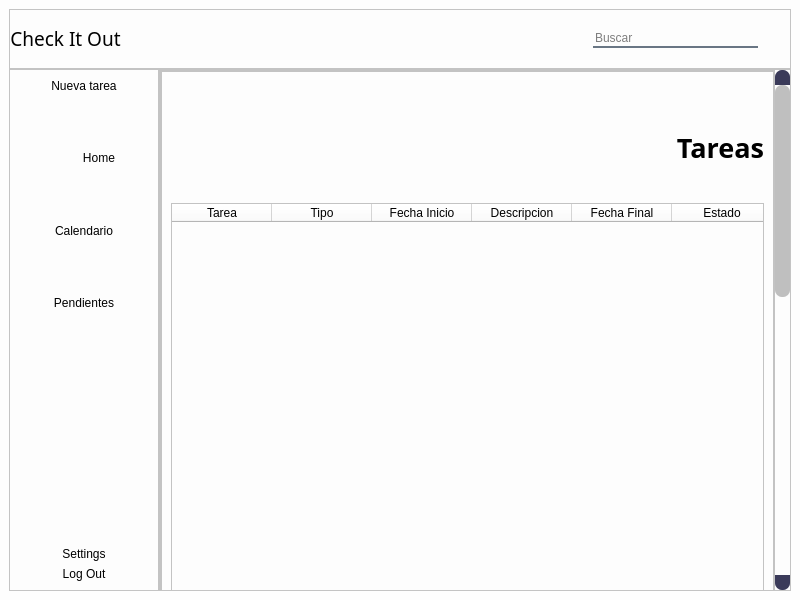
This is Check_it_out.ui in DanielCarracedo/Check-it-out as Qt 5 draws it before an edit. The edited form follows.
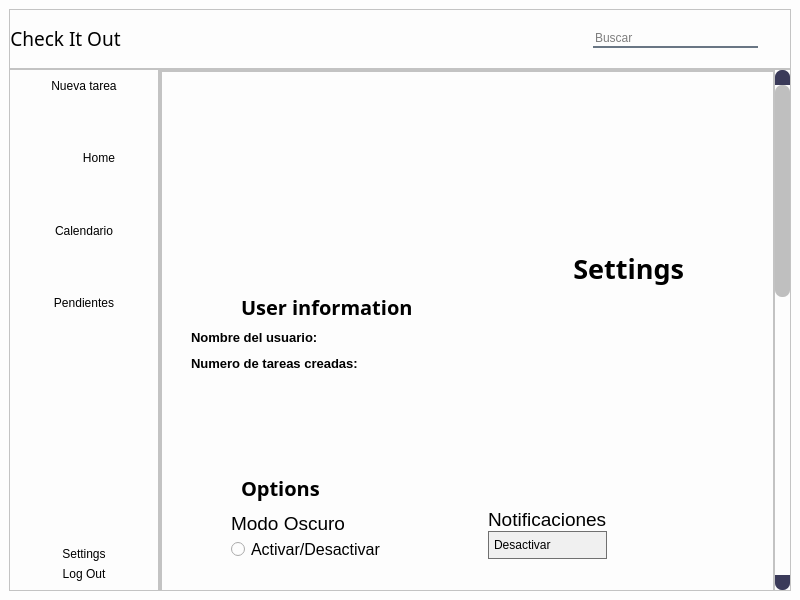
This is the edited form. The open tabs and pages were chosen to show the change. Icons and pictures are not drawn.

Diff of the .ui file:
```diff
--- a/Check_it_out.ui
+++ b/Check_it_out.ui
@@ -73,7 +73,7 @@
   </property>
   <widget class="QWidget" name="centralwidget">
    <property name="styleSheet">
-    <string notr="true">background-color: rgb(253, 253, 253);</string>
+    <string notr="true">background-color: rgb(253, 253, 253)</string>
    </property>
    <layout class="QHBoxLayout" name="horizontalLayout_2">
     <item>
@@ -173,7 +173,8 @@
              <property name="styleSheet">
               <string notr="true">background-color: rgba(0, 0,  0, 0);
 border: none;
-border-bottom: 2px solid rgba(105, 118, 132, 255);
+border-bottom: 2px solid rgba(105, 118, 132, 255); 
+
 </string>
              </property>
              <property name="placeholderText">
@@ -497,7 +498,7 @@
            <property name="geometry">
             <rect>
              <x>0</x>
-             <y>0</y>
+             <y>-81</y>
              <width>611</width>
              <height>1200</height>
             </rect>
@@ -563,31 +564,31 @@
                   <number>0</number>
                  </property>
                  <widget class="QWidget" name="Principal">
-                  <layout class="QHBoxLayout" name="horizontalLayout_8">
-                   <property name="spacing">
-                    <number>0</number>
-                   </property>
-                   <property name="leftMargin">
-                    <number>0</number>
-                   </property>
-                   <property name="topMargin">
-                    <number>0</number>
-                   </property>
-                   <property name="rightMargin">
-                    <number>0</number>
-                   </property>
-                   <property name="bottomMargin">
-                    <number>0</number>
-                   </property>
-                   <item>
-                    <widget class="QFrame" name="frame_5">
-                     <property name="frameShape">
-                      <enum>QFrame::StyledPanel</enum>
-                     </property>
-                     <property name="frameShadow">
-                      <enum>QFrame::Raised</enum>
-                     </property>
                      <layout class="QVBoxLayout" name="verticalLayout_6">
+                   <property name="spacing">
+                    <number>0</number>
+                   </property>
+                   <property name="leftMargin">
+                    <number>0</number>
+                   </property>
+                   <property name="topMargin">
+                    <number>0</number>
+                   </property>
+                   <property name="rightMargin">
+                    <number>0</number>
+                   </property>
+                   <property name="bottomMargin">
+                    <number>0</number>
+                   </property>
+                   <item>
+                    <widget class="QFrame" name="frame_5">
+                     <property name="frameShape">
+                      <enum>QFrame::StyledPanel</enum>
+                     </property>
+                     <property name="frameShadow">
+                      <enum>QFrame::Raised</enum>
+                     </property>
+                     <layout class="QVBoxLayout" name="verticalLayout_28">
                       <item>
                        <spacer name="verticalSpacer_6">
                         <property name="orientation">
@@ -684,8 +685,16 @@
                             <string>Estado</string>
                            </property>
                           </column>
+                          <column>
+                           <property name="text">
+                            <string>Eliminar</string>
+                           </property>
+                          </column>
                          </widget>
                         </item>
+                        <item>
+                         <layout class="QHBoxLayout" name="horizontalLayout_22"/>
+                        </item>
                        </layout>
                       </item>
                       <item>
@@ -792,6 +801,27 @@
                             <height>10002</height>
                            </size>
                           </property>
+                          <property name="styleSheet">
+                           <string notr="true">QCalendarWidget QAbstractItemView {
+    background-color: #ffffff; /* Cambia el color del fondo de la parte superior */
+    selection-background-color: #3498db; /* Cambia el color de fondo de la selección */
+    font-family: &quot;Lucida Calligraphy&quot;, cursive; /* Cambia el tipo de fuente del texto */
+}
+
+QCalendarWidget QWidget#qt_calendar_navigationbar {
+    background-color: #3498db; /* Cambia el color de fondo de la parte superior */
+    color: #ffffff; /* Cambia el color del texto */
+    font-family: &quot;Lucida Calligraphy&quot;, cursive; /* Cambia el tipo de fuente del texto */
+    font-size: 20px; /* Cambia el tamaño de la fuente */
+}
+
+QCalendarWidget QToolButton {
+
+    background-color: #3498db; /* Cambia el color de fondo de los botones */
+    border: none; /* Elimina el borde de los botones */
+    font-family: &quot;Lucida Calligraphy&quot;, cursive; /* Cambia el tipo de fuente del texto */
+}</string>
+                          </property>
                          </widget>
                         </item>
                        </layout>
@@ -971,7 +1001,7 @@
                      <property name="frameShadow">
                       <enum>QFrame::Raised</enum>
                      </property>
-                     <layout class="QVBoxLayout" name="verticalLayout_20">
+                     <layout class="QVBoxLayout" name="verticalLayout_18">
                       <item>
                        <spacer name="verticalSpacer_16">
                         <property name="orientation">
@@ -986,10 +1016,6 @@
                        </spacer>
                       </item>
                       <item>
-                       <layout class="QVBoxLayout" name="verticalLayout_19">
-                        <item>
-                         <layout class="QVBoxLayout" name="verticalLayout_18">
-                          <item>
                            <widget class="QLabel" name="label_10">
                             <property name="font">
                              <font>
@@ -1007,31 +1033,15 @@
                             </property>
                            </widget>
                           </item>
-                          <item>
-                           <spacer name="verticalSpacer_14">
-                            <property name="orientation">
-                             <enum>Qt::Vertical</enum>
-                            </property>
-                            <property name="sizeHint" stdset="0">
-                             <size>
-                              <width>20</width>
-                              <height>40</height>
-                             </size>
-                            </property>
-                           </spacer>
-                          </item>
                           <item>
                            <layout class="QVBoxLayout" name="verticalLayout_17">
-                            <property name="spacing">
-                             <number>0</number>
-                            </property>
                             <item>
-                             <layout class="QVBoxLayout" name="verticalLayout_16">
+                         <layout class="QVBoxLayout" name="verticalLayout_15">
                               <property name="spacing">
                                <number>0</number>
                               </property>
                               <item>
-                               <layout class="QHBoxLayout" name="horizontalLayout_11">
+                           <layout class="QHBoxLayout" name="horizontalLayout_12">
                                 <item>
                                  <layout class="QVBoxLayout" name="verticalLayout_11">
                                   <item>
@@ -1079,11 +1089,7 @@
                                    </widget>
                                   </item>
                                   <item>
-                                   <widget class="QDateEdit" name="F_Inicio">
-                                    <property name="styleSheet">
-                                     <string notr="true"/>
-                                    </property>
-                                   </widget>
+                               <widget class="QDateTimeEdit" name="F_Inicio"/>
                                   </item>
                                  </layout>
                                 </item>
@@ -1175,7 +1181,7 @@
                                </layout>
                               </item>
                               <item>
-                               <layout class="QHBoxLayout" name="horizontalLayout_12">
+                           <layout class="QHBoxLayout" name="horizontalLayout_11">
                                 <item>
                                  <layout class="QVBoxLayout" name="verticalLayout_14">
                                   <item>
@@ -1186,7 +1192,7 @@
                                    </widget>
                                   </item>
                                   <item>
-                                   <widget class="QDateEdit" name="F_Fin"/>
+                               <widget class="QDateTimeEdit" name="F_Fin"/>
                                   </item>
                                  </layout>
                                 </item>
@@ -1203,13 +1209,12 @@
                                   </property>
                                  </spacer>
                                 </item>
+                           </layout>
+                          </item>
+                         </layout>
+                        </item>
                                 <item>
-                                 <layout class="QVBoxLayout" name="verticalLayout_15"/>
-                                </item>
-                               </layout>
-                              </item>
-                             </layout>
-                            </item>
+                         <layout class="QVBoxLayout" name="verticalLayout_16">
                             <item>
                              <widget class="QLabel" name="label_8">
                               <property name="text">
@@ -1231,6 +1236,19 @@
                           </item>
                          </layout>
                         </item>
+                      <item>
+                       <spacer name="verticalSpacer_14">
+                        <property name="orientation">
+                         <enum>Qt::Vertical</enum>
+                        </property>
+                        <property name="sizeHint" stdset="0">
+                         <size>
+                          <width>579</width>
+                          <height>13</height>
+                         </size>
+                        </property>
+                       </spacer>
+                      </item>
                         <item>
                          <spacer name="verticalSpacer_15">
                           <property name="orientation">
@@ -1238,8 +1256,8 @@
                           </property>
                           <property name="sizeHint" stdset="0">
                            <size>
-                            <width>20</width>
-                            <height>40</height>
+                          <width>581</width>
+                          <height>13</height>
                            </size>
                           </property>
                          </spacer>
@@ -1305,8 +1323,6 @@
                           </item>
                          </layout>
                         </item>
-                       </layout>
-                      </item>
                       <item>
                        <spacer name="verticalSpacer_17">
                         <property name="orientation">
@@ -1325,6 +1341,508 @@
                    </item>
                   </layout>
                  </widget>
+                 <widget class="QWidget" name="Settings_2">
+                  <layout class="QHBoxLayout" name="horizontalLayout_14">
+                   <property name="spacing">
+                    <number>0</number>
+                   </property>
+                   <property name="leftMargin">
+                    <number>0</number>
+                   </property>
+                   <property name="topMargin">
+                    <number>0</number>
+                   </property>
+                   <property name="rightMargin">
+                    <number>0</number>
+                   </property>
+                   <property name="bottomMargin">
+                    <number>0</number>
+                   </property>
+                   <item>
+                    <widget class="QFrame" name="frame_8">
+                     <property name="frameShape">
+                      <enum>QFrame::StyledPanel</enum>
+                     </property>
+                     <property name="frameShadow">
+                      <enum>QFrame::Raised</enum>
+                     </property>
+                     <layout class="QVBoxLayout" name="verticalLayout_27">
+                      <item>
+                       <spacer name="verticalSpacer_24">
+                        <property name="orientation">
+                         <enum>Qt::Vertical</enum>
+                        </property>
+                        <property name="sizeHint" stdset="0">
+                         <size>
+                          <width>20</width>
+                          <height>121</height>
+                         </size>
+                        </property>
+                       </spacer>
+                      </item>
+                      <item>
+                       <layout class="QVBoxLayout" name="verticalLayout_26">
+                        <item>
+                         <layout class="QHBoxLayout" name="horizontalLayout_21">
+                          <item>
+                           <widget class="QLabel" name="label_19">
+                            <property name="font">
+                             <font>
+                              <family>Lucida Calligraphy</family>
+                              <pointsize>20</pointsize>
+                              <weight>75</weight>
+                              <bold>true</bold>
+                             </font>
+                            </property>
+                            <property name="text">
+                             <string>Settings</string>
+                            </property>
+                            <property name="alignment">
+                             <set>Qt::AlignRight|Qt::AlignTop|Qt::AlignTrailing</set>
+                            </property>
+                           </widget>
+                          </item>
+                          <item>
+                           <spacer name="horizontalSpacer_13">
+                            <property name="orientation">
+                             <enum>Qt::Horizontal</enum>
+                            </property>
+                            <property name="sizeType">
+                             <enum>QSizePolicy::Maximum</enum>
+                            </property>
+                            <property name="sizeHint" stdset="0">
+                             <size>
+                              <width>80</width>
+                              <height>20</height>
+                             </size>
+                            </property>
+                           </spacer>
+                          </item>
+                         </layout>
+                        </item>
+                        <item>
+                         <layout class="QVBoxLayout" name="verticalLayout_25">
+                          <item>
+                           <layout class="QHBoxLayout" name="horizontalLayout_20">
+                            <item>
+                             <spacer name="horizontalSpacer_14">
+                              <property name="orientation">
+                               <enum>Qt::Horizontal</enum>
+                              </property>
+                              <property name="sizeType">
+                               <enum>QSizePolicy::Maximum</enum>
+                              </property>
+                              <property name="sizeHint" stdset="0">
+                               <size>
+                                <width>70</width>
+                                <height>20</height>
+                               </size>
+                              </property>
+                             </spacer>
+                            </item>
+                            <item>
+                             <widget class="QLabel" name="label_13">
+                              <property name="font">
+                               <font>
+                                <family>Lucida Calligraphy</family>
+                                <pointsize>15</pointsize>
+                                <weight>75</weight>
+                                <bold>true</bold>
+                               </font>
+                              </property>
+                              <property name="text">
+                               <string>User information</string>
+                              </property>
+                              <property name="margin">
+                               <number>0</number>
+                              </property>
+                             </widget>
+                            </item>
+                           </layout>
+                          </item>
+                          <item>
+                           <layout class="QHBoxLayout" name="horizontalLayout_19">
+                            <item>
+                             <spacer name="horizontalSpacer_11">
+                              <property name="orientation">
+                               <enum>Qt::Horizontal</enum>
+                              </property>
+                              <property name="sizeType">
+                               <enum>QSizePolicy::Maximum</enum>
+                              </property>
+                              <property name="sizeHint" stdset="0">
+                               <size>
+                                <width>20</width>
+                                <height>13</height>
+                               </size>
+                              </property>
+                             </spacer>
+                            </item>
+                            <item>
+                             <layout class="QVBoxLayout" name="verticalLayout_22">
+                              <item>
+                               <layout class="QHBoxLayout" name="horizontalLayout_16">
+                                <item>
+                                 <widget class="QLabel" name="label_14">
+                                  <property name="minimumSize">
+                                   <size>
+                                    <width>10</width>
+                                    <height>0</height>
+                                   </size>
+                                  </property>
+                                  <property name="maximumSize">
+                                   <size>
+                                    <width>130</width>
+                                    <height>16777215</height>
+                                   </size>
+                                  </property>
+                                  <property name="font">
+                                   <font>
+                                    <pointsize>10</pointsize>
+                                    <weight>75</weight>
+                                    <bold>true</bold>
+                                    <kerning>false</kerning>
+                                   </font>
+                                  </property>
+                                  <property name="text">
+                                   <string>Nombre del usuario:</string>
+                                  </property>
+                                 </widget>
+                                </item>
+                                <item>
+                                 <spacer name="horizontalSpacer_9">
+                                  <property name="orientation">
+                                   <enum>Qt::Horizontal</enum>
+                                  </property>
+                                  <property name="sizeType">
+                                   <enum>QSizePolicy::Maximum</enum>
+                                  </property>
+                                  <property name="sizeHint" stdset="0">
+                                   <size>
+                                    <width>25</width>
+                                    <height>20</height>
+                                   </size>
+                                  </property>
+                                 </spacer>
+                                </item>
+                                <item>
+                                 <widget class="QLabel" name="label_16">
+                                  <property name="font">
+                                   <font>
+                                    <pointsize>10</pointsize>
+                                   </font>
+                                  </property>
+                                  <property name="text">
+                                   <string/>
+                                  </property>
+                                 </widget>
+                                </item>
+                               </layout>
+                              </item>
+                              <item>
+                               <layout class="QHBoxLayout" name="horizontalLayout_15">
+                                <item>
+                                 <widget class="QLabel" name="label_15">
+                                  <property name="font">
+                                   <font>
+                                    <pointsize>10</pointsize>
+                                    <weight>75</weight>
+                                    <bold>true</bold>
+                                    <kerning>false</kerning>
+                                   </font>
+                                  </property>
+                                  <property name="text">
+                                   <string>Numero de tareas creadas:</string>
+                                  </property>
+                                 </widget>
+                                </item>
+                                <item>
+                                 <spacer name="horizontalSpacer_10">
+                                  <property name="orientation">
+                                   <enum>Qt::Horizontal</enum>
+                                  </property>
+                                  <property name="sizeType">
+                                   <enum>QSizePolicy::Minimum</enum>
+                                  </property>
+                                  <property name="sizeHint" stdset="0">
+                                   <size>
+                                    <width>25</width>
+                                    <height>20</height>
+                                   </size>
+                                  </property>
+                                 </spacer>
+                                </item>
+                                <item>
+                                 <widget class="QLabel" name="label_17">
+                                  <property name="font">
+                                   <font>
+                                    <pointsize>10</pointsize>
+                                   </font>
+                                  </property>
+                                  <property name="text">
+                                   <string/>
+                                  </property>
+                                 </widget>
+                                </item>
+                               </layout>
+                              </item>
+                             </layout>
+                            </item>
+                            <item>
+                             <spacer name="horizontalSpacer_12">
+                              <property name="orientation">
+                               <enum>Qt::Horizontal</enum>
+                              </property>
+                              <property name="sizeHint" stdset="0">
+                               <size>
+                                <width>40</width>
+                                <height>20</height>
+                               </size>
+                              </property>
+                             </spacer>
+                            </item>
+                           </layout>
+                          </item>
+                          <item>
+                           <spacer name="verticalSpacer_21">
+                            <property name="orientation">
+                             <enum>Qt::Vertical</enum>
+                            </property>
+                            <property name="sizeHint" stdset="0">
+                             <size>
+                              <width>20</width>
+                              <height>95</height>
+                             </size>
+                            </property>
+                           </spacer>
+                          </item>
+                         </layout>
+                        </item>
+                        <item>
+                         <layout class="QVBoxLayout" name="verticalLayout_24">
+                          <item>
+                           <layout class="QHBoxLayout" name="horizontalLayout_17">
+                            <item>
+                             <spacer name="horizontalSpacer_15">
+                              <property name="orientation">
+                               <enum>Qt::Horizontal</enum>
+                              </property>
+                              <property name="sizeType">
+                               <enum>QSizePolicy::Maximum</enum>
+                              </property>
+                              <property name="sizeHint" stdset="0">
+                               <size>
+                                <width>70</width>
+                                <height>20</height>
+                               </size>
+                              </property>
+                             </spacer>
+                            </item>
+                            <item>
+                             <widget class="QLabel" name="label_18">
+                              <property name="font">
+                               <font>
+                                <family>Lucida Calligraphy</family>
+                                <pointsize>15</pointsize>
+                                <weight>75</weight>
+                                <bold>true</bold>
+                               </font>
+                              </property>
+                              <property name="text">
+                               <string>Options</string>
+                              </property>
+                             </widget>
+                            </item>
+                           </layout>
+                          </item>
+                          <item>
+                           <layout class="QVBoxLayout" name="verticalLayout_23">
+                            <item>
+                             <layout class="QHBoxLayout" name="horizontalLayout_18">
+                              <property name="spacing">
+                               <number>0</number>
+                              </property>
+                              <item>
+                               <spacer name="horizontalSpacer_6">
+                                <property name="orientation">
+                                 <enum>Qt::Horizontal</enum>
+                                </property>
+                                <property name="sizeType">
+                                 <enum>QSizePolicy::Minimum</enum>
+                                </property>
+                                <property name="sizeHint" stdset="0">
+                                 <size>
+                                  <width>60</width>
+                                  <height>20</height>
+                                 </size>
+                                </property>
+                               </spacer>
+                              </item>
+                              <item>
+                               <layout class="QVBoxLayout" name="verticalLayout_19">
+                                <property name="spacing">
+                                 <number>0</number>
+                                </property>
+                                <item>
+                                 <widget class="QLabel" name="label_6">
+                                  <property name="font">
+                                   <font>
+                                    <pointsize>14</pointsize>
+                                   </font>
+                                  </property>
+                                  <property name="text">
+                                   <string>Modo Oscuro</string>
+                                  </property>
+                                 </widget>
+                                </item>
+                                <item>
+                                 <widget class="QRadioButton" name="Oscuro">
+                                  <property name="font">
+                                   <font>
+                                    <pointsize>12</pointsize>
+                                   </font>
+                                  </property>
+                                  <property name="text">
+                                   <string>Activar/Desactivar</string>
+                                  </property>
+                                 </widget>
+                                </item>
+                               </layout>
+                              </item>
+                              <item>
+                               <spacer name="horizontalSpacer_7">
+                                <property name="orientation">
+                                 <enum>Qt::Horizontal</enum>
+                                </property>
+                                <property name="sizeType">
+                                 <enum>QSizePolicy::Maximum</enum>
+                                </property>
+                                <property name="sizeHint" stdset="0">
+                                 <size>
+                                  <width>150</width>
+                                  <height>20</height>
+                                 </size>
+                                </property>
+                               </spacer>
+                              </item>
+                              <item>
+                               <layout class="QVBoxLayout" name="verticalLayout_20">
+                                <property name="spacing">
+                                 <number>0</number>
+                                </property>
+                                <item>
+                                 <widget class="QLabel" name="label_11">
+                                  <property name="font">
+                                   <font>
+                                    <pointsize>14</pointsize>
+                                   </font>
+                                  </property>
+                                  <property name="text">
+                                   <string>Notificaciones</string>
+                                  </property>
+                                 </widget>
+                                </item>
+                                <item>
+                                 <widget class="QComboBox" name="Noti">
+                                  <property name="maximumSize">
+                                   <size>
+                                    <width>500</width>
+                                    <height>16777215</height>
+                                   </size>
+                                  </property>
+                                  <property name="styleSheet">
+                                   <string notr="true">QComboBox {
+    /* Fondo del QComboBox */
+    background-color: #F0F0F0;
+    /* Bordes */
+    border: 1px solid #707070;
+    /* Ajuste de relleno */
+    padding: 5px;
+    /* Alineación del texto */
+    text-align: center;
+    /* Fuente */
+    font-family: Arial;
+    font-size: 12px;
+}
+
+/* Estilo del ítem desplegado */
+QComboBox::drop-down {
+    border: none; /* Elimina el borde del ícono de despliegue */
+}
+
+/* Estilo del ítem seleccionado */
+QComboBox::down-arrow {
+    /*image: url(:/icons/down_arrow.png); /* Aquí puedes usar una imagen si lo prefieres */
+    width: 10px;
+    height: 10px;
+}</string>
+                                  </property>
+                                  <item>
+                                   <property name="text">
+                                    <string>Desactivar</string>
+                                   </property>
+                                  </item>
+                                  <item>
+                                   <property name="text">
+                                    <string>Bajo</string>
+                                   </property>
+                                  </item>
+                                  <item>
+                                   <property name="text">
+                                    <string>Normal</string>
+                                   </property>
+                                  </item>
+                                  <item>
+                                   <property name="text">
+                                    <string>Importante</string>
+                                   </property>
+                                  </item>
+                                 </widget>
+                                </item>
+                               </layout>
+                              </item>
+                              <item>
+                               <spacer name="horizontalSpacer_8">
+                                <property name="orientation">
+                                 <enum>Qt::Horizontal</enum>
+                                </property>
+                                <property name="sizeType">
+                                 <enum>QSizePolicy::Maximum</enum>
+                                </property>
+                                <property name="sizeHint" stdset="0">
+                                 <size>
+                                  <width>200</width>
+                                  <height>20</height>
+                                 </size>
+                                </property>
+                               </spacer>
+                              </item>
+                             </layout>
+                            </item>
+                           </layout>
+                          </item>
+                         </layout>
+                        </item>
+                       </layout>
+                      </item>
+                      <item>
+                       <spacer name="verticalSpacer_25">
+                        <property name="orientation">
+                         <enum>Qt::Vertical</enum>
+                        </property>
+                        <property name="sizeHint" stdset="0">
+                         <size>
+                          <width>20</width>
+                          <height>700</height>
+                         </size>
+                        </property>
+                       </spacer>
+                      </item>
+                     </layout>
+                    </widget>
+                   </item>
+                  </layout>
+                 </widget>
                 </widget>
                </item>
               </layout>
```
Lines whose indentation alone changed are shown as unchanged.
